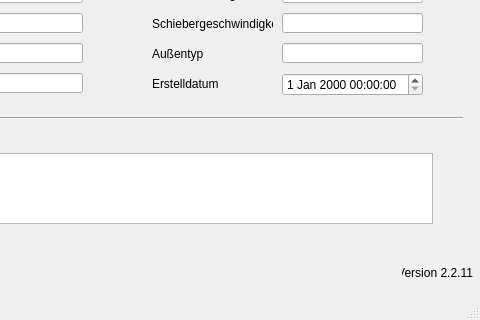
This is qkan/database/templates/wehre.ui in hoettges/QKan as Qt 5 draws it before an edit; both pictures show x 168 to 648 and y 147 to 467 of the 648 by 467 pixel window. The edited form follows.
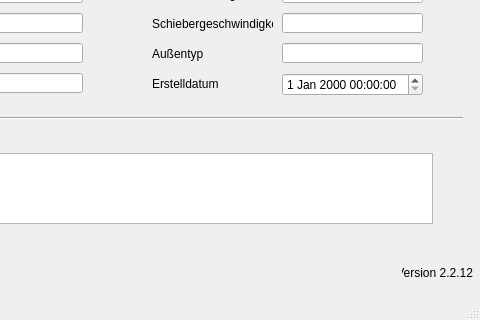
This is the edited form. Custom widgets are drawn as their Qt base class.

Patch:
```diff
--- a/qkan/database/templates/wehre.ui
+++ b/qkan/database/templates/wehre.ui
@@ -375,7 +375,7 @@
      <string>Version QKan Import</string>
     </property>
     <property name="text">
-     <string>Version 2.2.11</string>
+     <string>Version 2.2.12</string>
     </property>
     <property name="alignment">
      <set>Qt::AlignRight|Qt::AlignTrailing|Qt::AlignVCenter</set>
```
